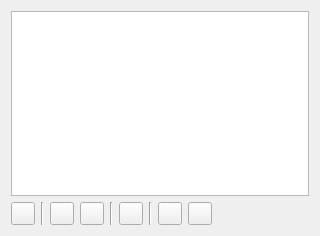
Old version of the form eiskaltdcpp/ui/UIFavoriteHubs.ui in the repository eiskaltdcpp/eiskaltdcpp.
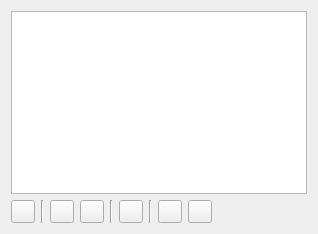
New version of the form.

Commit message: alternating row colors for some widgets

What changed in the file:
```diff
--- a/eiskaltdcpp/ui/UIFavoriteHubs.ui
+++ b/eiskaltdcpp/ui/UIFavoriteHubs.ui
@@ -6,8 +6,8 @@
    <rect>
     <x>0</x>
     <y>0</y>
-    <width>320</width>
-    <height>236</height>
+    <width>318</width>
+    <height>234</height>
    </rect>
   </property>
   <property name="windowTitle">
@@ -34,6 +34,9 @@
      <property name="dragDropMode">
       <enum>QAbstractItemView::InternalMove</enum>
      </property>
+     <property name="alternatingRowColors">
+      <bool>true</bool>
+     </property>
      <property name="selectionBehavior">
       <enum>QAbstractItemView::SelectRows</enum>
      </property>
```
The commit also changes 2 other files.
